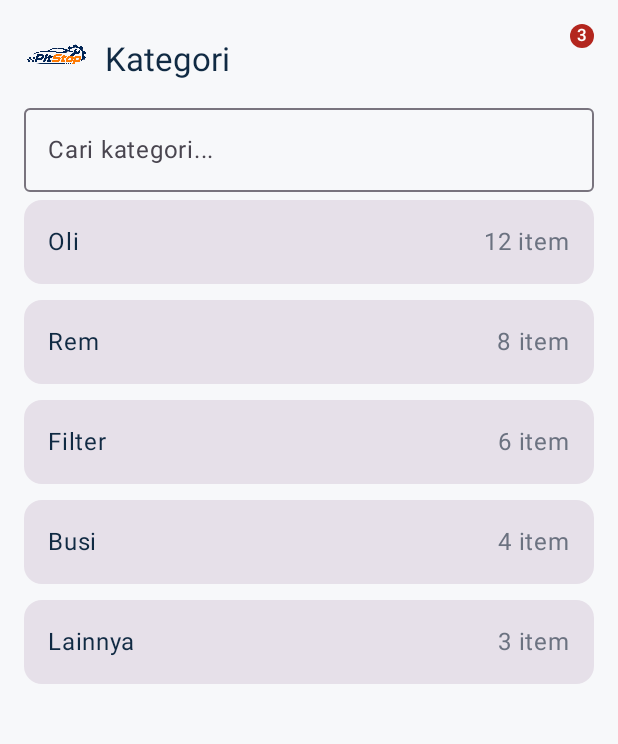
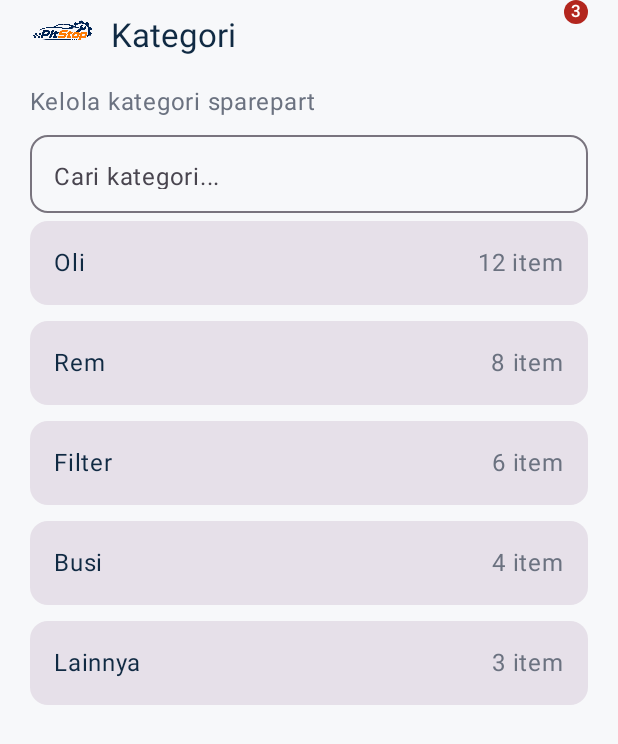
Before and after one commit to rizkizulfauzi/0039_PitStop, an Android app built with Jetpack Compose: the composable CategoryScreen shown on its own in the app's theme, on a phone screen of 412 x 824 dp. Shown: the top 744 px of the screen. Run offline under Robolectric (Android 15) with nearby library versions, the phone set to English and light mode, and no system bars.

Commit message:
fix: align sparepart category screen with wireframe

```diff
--- a/app/src/main/java/com/example/pitstop/features/sparepart/CategoryScreen.kt
+++ b/app/src/main/java/com/example/pitstop/features/sparepart/CategoryScreen.kt
@@ -7,4 +7,4 @@ import androidx.compose.ui.Modifier
 import androidx.compose.ui.unit.dp
 import com.example.pitstop.ui.components.PitStopTopBar
 import com.example.pitstop.ui.theme.*
-@Composable fun CategoryScreen(){Column(Modifier.fillMaxSize().padding(16.dp)){PitStopTopBar("Kategori");OutlinedTextField("",{},Modifier.fillMaxWidth(),placeholder={Text("Cari kategori...")});LazyColumn{items(listOf("Oli" to 12,"Rem" to 8,"Filter" to 6,"Busi" to 4,"Lainnya" to 3)){(name,count)->Card(Modifier.fillMaxWidth().padding(vertical=5.dp)){Row(Modifier.padding(16.dp).fillMaxWidth(),horizontalArrangement=Arrangement.SpaceBetween){Text(name,color=PitStopNavy);Text("$count item",color=PitStopMuted)}}}}}}
+@Composable fun CategoryScreen(){Column(Modifier.fillMaxSize().padding(horizontal=20.dp)){PitStopTopBar("Kategori");Text("Kelola kategori sparepart",color=PitStopMuted);Spacer(Modifier.height(10.dp));OutlinedTextField("",{},Modifier.fillMaxWidth().height(52.dp),placeholder={Text("Cari kategori...")},singleLine=true,shape=androidx.compose.foundation.shape.RoundedCornerShape(12.dp));LazyColumn{items(listOf("Oli" to 12,"Rem" to 8,"Filter" to 6,"Busi" to 4,"Lainnya" to 3)){(name,count)->Card(Modifier.fillMaxWidth().padding(vertical=5.dp)){Row(Modifier.padding(16.dp).fillMaxWidth(),horizontalArrangement=Arrangement.SpaceBetween){Text(name,color=PitStopNavy);Text("$count item",color=PitStopMuted)}}}}}}
```
